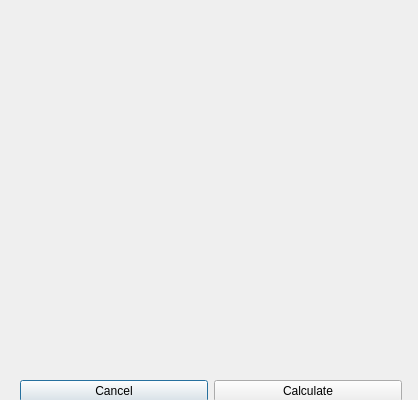
First picture: the form in ui/calculate_statistics_ui.ui, repository jkall/qgis-midvatten-plugin, before the edit.
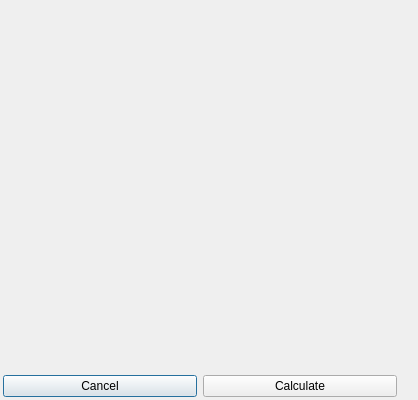
Second picture: the form after the edit.

Commit message: Fixes some gui margins issues.

The edit to the form file:
```diff
--- a/ui/calculate_statistics_ui.ui
+++ b/ui/calculate_statistics_ui.ui
@@ -26,6 +26,18 @@
    <string>Calculate statistics</string>
   </property>
   <layout class="QVBoxLayout" name="verticalLayout_3">
+   <property name="leftMargin">
+    <number>0</number>
+   </property>
+   <property name="topMargin">
+    <number>0</number>
+   </property>
+   <property name="rightMargin">
+    <number>0</number>
+   </property>
+   <property name="bottomMargin">
+    <number>0</number>
+   </property>
    <item>
     <widget class="QWidget" name="widget" native="true">
      <property name="sizePolicy">
@@ -47,6 +59,18 @@
       </size>
      </property>
      <layout class="QGridLayout" name="gridLayout_3">
+      <property name="leftMargin">
+       <number>3</number>
+      </property>
+      <property name="topMargin">
+       <number>3</number>
+      </property>
+      <property name="rightMargin">
+       <number>3</number>
+      </property>
+      <property name="bottomMargin">
+       <number>3</number>
+      </property>
       <item row="0" column="0">
        <layout class="QGridLayout" name="gridLayout_2">
         <item row="0" column="0" colspan="2">
@@ -63,7 +87,20 @@
             <height>300</height>
            </size>
           </property>
-          <layout class="QGridLayout" name="gridLayout"/>
+          <layout class="QGridLayout" name="gridLayout">
+           <property name="leftMargin">
+            <number>0</number>
+           </property>
+           <property name="topMargin">
+            <number>0</number>
+           </property>
+           <property name="rightMargin">
+            <number>0</number>
+           </property>
+           <property name="bottomMargin">
+            <number>0</number>
+           </property>
+          </layout>
          </widget>
         </item>
         <item row="2" column="0">
```
The commit also changes 15 other files.
